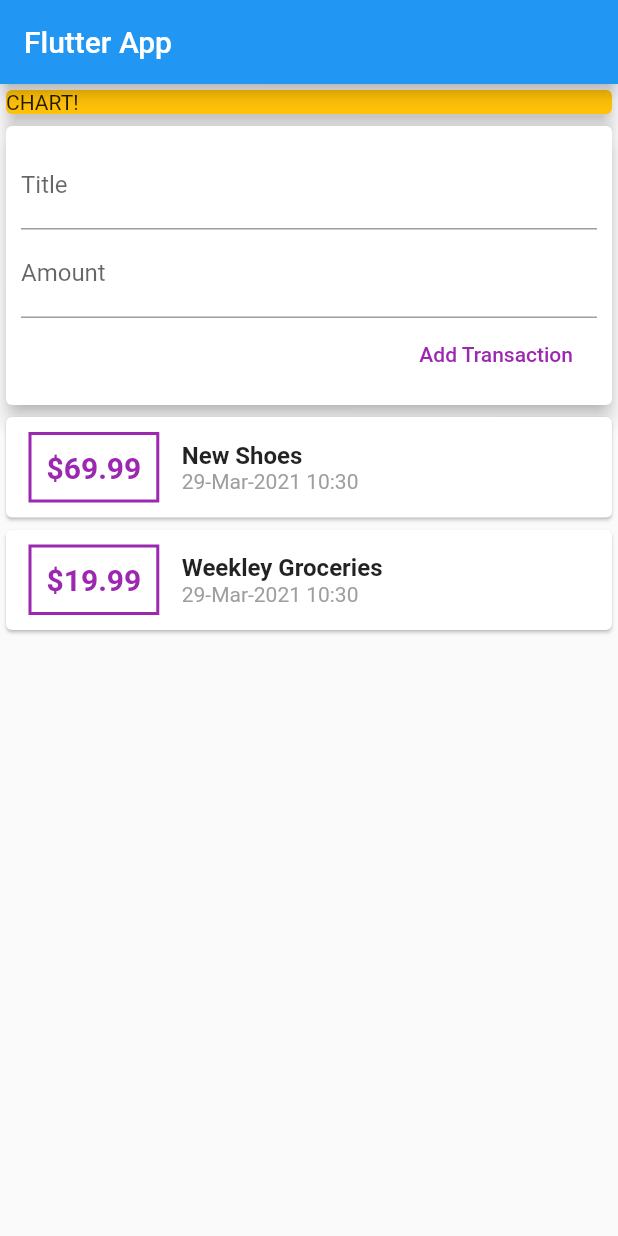
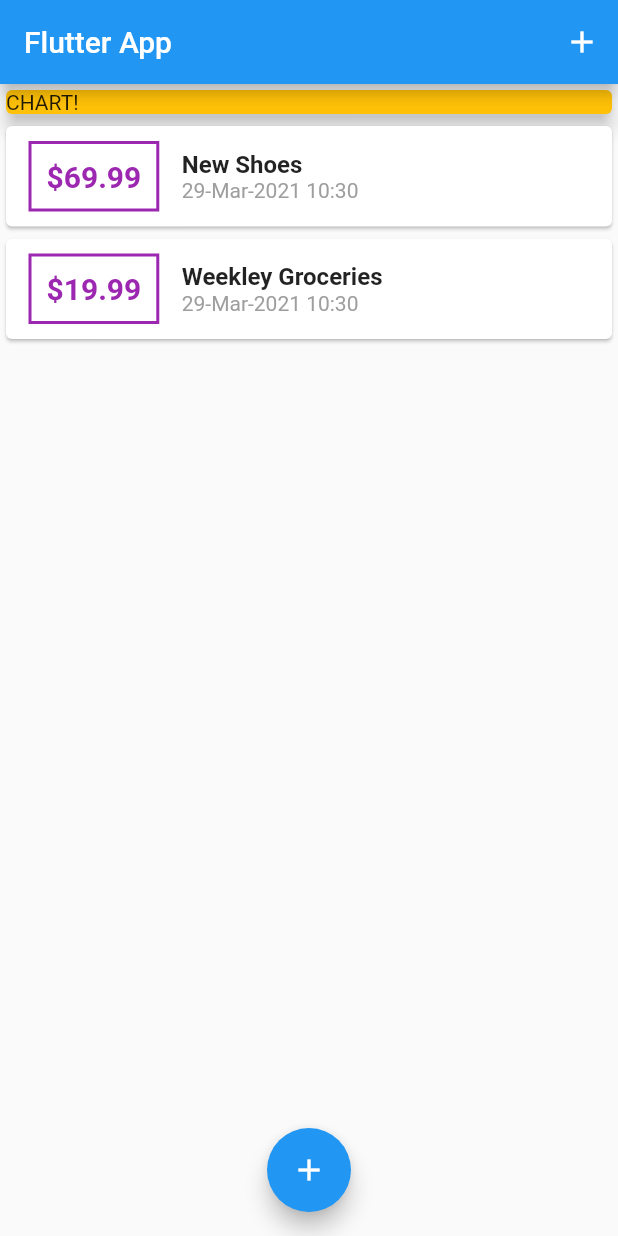
Before and after one commit to mfrandes/expense_planner, a Flutter app: the screen it shows after launch, on a phone screen of 412 x 824 dp. Run offline on Flutter 3.47's test engine with Material 2 defaults, Android fonts, the phone set to English and light mode, and no system bars.

```diff
--- a/lib/main.dart
+++ b/lib/main.dart
@@ -1,6 +1,8 @@
 import 'package:flutter/material.dart';
 
-import './widgets/user_transactions.dart';
+import './widgets/transaction_list.dart';
+import './widgets/new_transaction.dart';
+import './models/transaction.dart';
 
 void main() => runApp(MyApp());
 
@@ -14,12 +16,68 @@ class MyApp extends StatelessWidget {
   }
 }
 
-class MyHomePage extends StatelessWidget {
+class MyHomePage extends StatefulWidget {
+  @override
+  _MyHomePageState createState() => _MyHomePageState();
+}
+
+class _MyHomePageState extends State<MyHomePage> {
+  final List<Transaction> _userTransactions = [
+    Transaction(
+      id: 't1',
+      title: 'New Shoes',
+      amount: 69.99,
+      date: DateTime.now(),
+    ),
+    Transaction(
+      id: 't1',
+      title: 'Weekley Groceries',
+      amount: 19.99,
+      date: DateTime.now(),
+    )
+  ];
+
+  void _addNewTransaction(String title, double amount) {
+    final newTx = Transaction(
+      title: title,
+      amount: amount,
+      date: DateTime.now(),
+      id: DateTime.now().toString(),
+    );
+
+    setState(() {
+      _userTransactions.add(newTx);
+    });
+  }
+
+  void _startAddNewTransaction(BuildContext ctx) {
+    showModalBottomSheet(
+      context: ctx,
+      builder: (_) {
+        return GestureDetector(
+          onTap:
+              () {}, //this is not to close banner on tap but inthis carse is not neded enimore
+          child: NewTransaction(_addNewTransaction),
+          behavior: HitTestBehavior
+              .opaque, //this is not to close banner on tap but inthis carse is not neded enimore
+        );
+      },
+    );
+  }
+
   @override
   Widget build(BuildContext context) {
     return Scaffold(
       appBar: AppBar(
         title: Text('Flutter App'),
+        actions: <Widget>[
+          IconButton(
+            icon: Icon(Icons.add),
+            onPressed: () {
+              _startAddNewTransaction(context);
+            },
+          ),
+        ],
       ),
       body: SingleChildScrollView(
         child: Column(
@@ -34,9 +92,16 @@ class MyHomePage extends StatelessWidget {
                 elevation: 5,
               ),
             ),
-            UserTransactions(),
+            TransactionList(_userTransactions),
           ],
         ),
+      ),
+      floatingActionButtonLocation: FloatingActionButtonLocation.centerFloat,
+      floatingActionButton: FloatingActionButton(
+        child: Icon(Icons.add),
+        onPressed: () {
+          _startAddNewTransaction(context);
+        },
       ),
     );
   }
--- a/lib/widgets/transaction_list.dart
+++ b/lib/widgets/transaction_list.dart
@@ -29,7 +29,7 @@ class TransactionList extends StatelessWidget {
                   ),
                   padding: EdgeInsets.all(10),
                   child: Text(
-                    "\$${userTransactions[index].amount}",
+                    "\$${userTransactions[index].amount.toStringAsFixed(2)}",
                     style: TextStyle(
                         fontWeight: FontWeight.bold,
                         fontSize: 20,
--- a/lib/widgets/user_transactions.dart
+++ /dev/null
@@ -1,50 +0,0 @@
-import 'package:flutter/material.dart';
-
-import 'new_transaction.dart';
-import 'transaction_list.dart';
-import '../models/transaction.dart';
-
-class UserTransactions extends StatefulWidget {
-  @override
-  _UserTransactionsState createState() => _UserTransactionsState();
-}
-
-class _UserTransactionsState extends State<UserTransactions> {
-  final List<Transaction> _userTransactions = [
-    Transaction(
-      id: 't1',
-      title: 'New Shoes',
-      amount: 69.99,
-      date: DateTime.now(),
-    ),
-    Transaction(
-      id: 't1',
-      title: 'Weekley Groceries',
-      amount: 19.99,
-      date: DateTime.now(),
-    )
-  ];
-
-  void _addNewTransaction(String title, double amount) {
-    final newTx = Transaction(
-      title: title,
-      amount: amount,
-      date: DateTime.now(),
-      id: DateTime.now().toString(),
-    );
-
-    setState(() {
-      _userTransactions.add(newTx);
-    });
-  }
-
-  @override
-  Widget build(BuildContext context) {
-    return Column(
-      children: [
-        NewTransaction(_addNewTransaction),
-        TransactionList(_userTransactions),
-      ],
-    );
-  }
-}
```
Also changed, not shown: lib/widgets/new_transaction.dart (+14 -4 lines).
